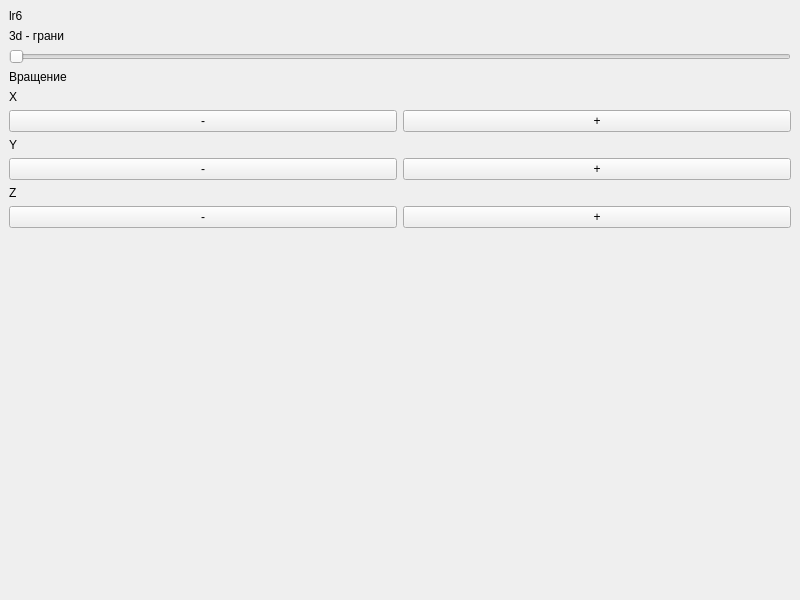
This is lr6/mainwindow.ui in Pavel-by/sem6_ComputerGraphics as Qt 5 draws it before an edit. The edited form follows.
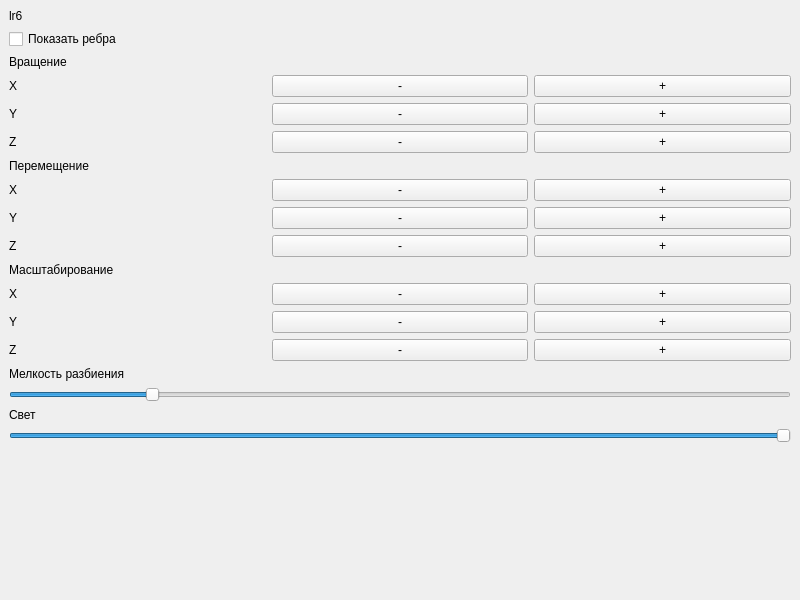
This is the edited form.

What changed in the file:
```diff
--- a/lr6/mainwindow.ui
+++ b/lr6/mainwindow.ui
@@ -25,24 +25,15 @@
        </widget>
       </item>
       <item>
-       <widget class="QLabel" name="label_2">
-        <property name="text">
-         <string>3d - грани</string>
-        </property>
-       </widget>
-      </item>
-      <item>
-       <widget class="QSlider" name="typeSlider">
-        <property name="maximum">
-         <number>1</number>
-        </property>
-        <property name="pageStep">
-         <number>1</number>
-        </property>
-        <property name="orientation">
-         <enum>Qt::Horizontal</enum>
-        </property>
-       </widget>
+       <layout class="QHBoxLayout" name="horizontalLayout_5">
+        <item>
+         <widget class="QCheckBox" name="showEdgesCheckbox">
+          <property name="text">
+           <string>Показать ребра</string>
+          </property>
+         </widget>
+        </item>
+       </layout>
       </item>
       <item>
        <widget class="QLabel" name="label_3">
@@ -51,15 +42,15 @@
         </property>
        </widget>
       </item>
-      <item>
-       <widget class="QLabel" name="label_4">
-        <property name="text">
-         <string>X</string>
-        </property>
-       </widget>
-      </item>
       <item>
        <layout class="QHBoxLayout" name="horizontalLayout_2">
+        <item>
+         <widget class="QLabel" name="label_4">
+          <property name="text">
+           <string>X</string>
+          </property>
+         </widget>
+        </item>
         <item>
          <widget class="QPushButton" name="xRotateMinus">
           <property name="text">
@@ -76,15 +67,15 @@
         </item>
        </layout>
       </item>
-      <item>
-       <widget class="QLabel" name="label_5">
-        <property name="text">
-         <string>Y</string>
-        </property>
-       </widget>
-      </item>
       <item>
        <layout class="QHBoxLayout" name="horizontalLayout_3">
+        <item>
+         <widget class="QLabel" name="label_5">
+          <property name="text">
+           <string>Y</string>
+          </property>
+         </widget>
+        </item>
         <item>
          <widget class="QPushButton" name="yRotateMinus">
           <property name="text">
@@ -101,15 +92,15 @@
         </item>
        </layout>
       </item>
-      <item>
-       <widget class="QLabel" name="label_6">
-        <property name="text">
-         <string>Z</string>
-        </property>
-       </widget>
-      </item>
       <item>
        <layout class="QHBoxLayout" name="horizontalLayout_4">
+        <item>
+         <widget class="QLabel" name="label_6">
+          <property name="text">
+           <string>Z</string>
+          </property>
+         </widget>
+        </item>
         <item>
          <widget class="QPushButton" name="zRotateMinus">
           <property name="text">
@@ -126,6 +117,210 @@
         </item>
        </layout>
       </item>
+      <item>
+       <widget class="QLabel" name="label_7">
+        <property name="text">
+         <string>Перемещение</string>
+        </property>
+       </widget>
+      </item>
+      <item>
+       <layout class="QHBoxLayout" name="horizontalLayout_6">
+        <item>
+         <widget class="QLabel" name="label_2">
+          <property name="text">
+           <string>X</string>
+          </property>
+         </widget>
+        </item>
+        <item>
+         <widget class="QPushButton" name="xTranslateMinus">
+          <property name="text">
+           <string>-</string>
+          </property>
+         </widget>
+        </item>
+        <item>
+         <widget class="QPushButton" name="xTranslatePlus">
+          <property name="text">
+           <string>+</string>
+          </property>
+         </widget>
+        </item>
+       </layout>
+      </item>
+      <item>
+       <layout class="QHBoxLayout" name="horizontalLayout_7">
+        <item>
+         <widget class="QLabel" name="label_8">
+          <property name="text">
+           <string>Y</string>
+          </property>
+         </widget>
+        </item>
+        <item>
+         <widget class="QPushButton" name="yTranslateMinus">
+          <property name="text">
+           <string>-</string>
+          </property>
+         </widget>
+        </item>
+        <item>
+         <widget class="QPushButton" name="yTranslatePlus">
+          <property name="text">
+           <string>+</string>
+          </property>
+         </widget>
+        </item>
+       </layout>
+      </item>
+      <item>
+       <layout class="QHBoxLayout" name="horizontalLayout_8">
+        <item>
+         <widget class="QLabel" name="label_9">
+          <property name="text">
+           <string>Z</string>
+          </property>
+         </widget>
+        </item>
+        <item>
+         <widget class="QPushButton" name="zTranslateMinus">
+          <property name="text">
+           <string>-</string>
+          </property>
+         </widget>
+        </item>
+        <item>
+         <widget class="QPushButton" name="zTranslatePlus">
+          <property name="text">
+           <string>+</string>
+          </property>
+         </widget>
+        </item>
+       </layout>
+      </item>
+      <item>
+       <widget class="QLabel" name="label_10">
+        <property name="text">
+         <string>Масштабирование</string>
+        </property>
+       </widget>
+      </item>
+      <item>
+       <layout class="QHBoxLayout" name="horizontalLayout_9">
+        <item>
+         <widget class="QLabel" name="label_11">
+          <property name="text">
+           <string>X</string>
+          </property>
+         </widget>
+        </item>
+        <item>
+         <widget class="QPushButton" name="xScaleMinus">
+          <property name="text">
+           <string>-</string>
+          </property>
+         </widget>
+        </item>
+        <item>
+         <widget class="QPushButton" name="xScalePlus">
+          <property name="text">
+           <string>+</string>
+          </property>
+         </widget>
+        </item>
+       </layout>
+      </item>
+      <item>
+       <layout class="QHBoxLayout" name="horizontalLayout_10">
+        <item>
+         <widget class="QLabel" name="label_12">
+          <property name="text">
+           <string>Y</string>
+          </property>
+         </widget>
+        </item>
+        <item>
+         <widget class="QPushButton" name="yScaleMinus">
+          <property name="text">
+           <string>-</string>
+          </property>
+         </widget>
+        </item>
+        <item>
+         <widget class="QPushButton" name="yScalePlus">
+          <property name="text">
+           <string>+</string>
+          </property>
+         </widget>
+        </item>
+       </layout>
+      </item>
+      <item>
+       <layout class="QHBoxLayout" name="horizontalLayout_11">
+        <item>
+         <widget class="QLabel" name="label_13">
+          <property name="text">
+           <string>Z</string>
+          </property>
+         </widget>
+        </item>
+        <item>
+         <widget class="QPushButton" name="zScaleMinus">
+          <property name="text">
+           <string>-</string>
+          </property>
+         </widget>
+        </item>
+        <item>
+         <widget class="QPushButton" name="zScalePlus">
+          <property name="text">
+           <string>+</string>
+          </property>
+         </widget>
+        </item>
+       </layout>
+      </item>
+      <item>
+       <widget class="QLabel" name="label_14">
+        <property name="text">
+         <string>Мелкость разбиения</string>
+        </property>
+       </widget>
+      </item>
+      <item>
+       <widget class="QSlider" name="densitySpacer">
+        <property name="minimum">
+         <number>3</number>
+        </property>
+        <property name="value">
+         <number>20</number>
+        </property>
+        <property name="orientation">
+         <enum>Qt::Horizontal</enum>
+        </property>
+       </widget>
+      </item>
+      <item>
+       <widget class="QLabel" name="label_15">
+        <property name="text">
+         <string>Свет</string>
+        </property>
+       </widget>
+      </item>
+      <item>
+       <widget class="QSlider" name="lightSlider">
+        <property name="maximum">
+         <number>100</number>
+        </property>
+        <property name="value">
+         <number>100</number>
+        </property>
+        <property name="orientation">
+         <enum>Qt::Horizontal</enum>
+        </property>
+       </widget>
+      </item>
       <item>
        <spacer name="verticalSpacer">
         <property name="orientation">
```
